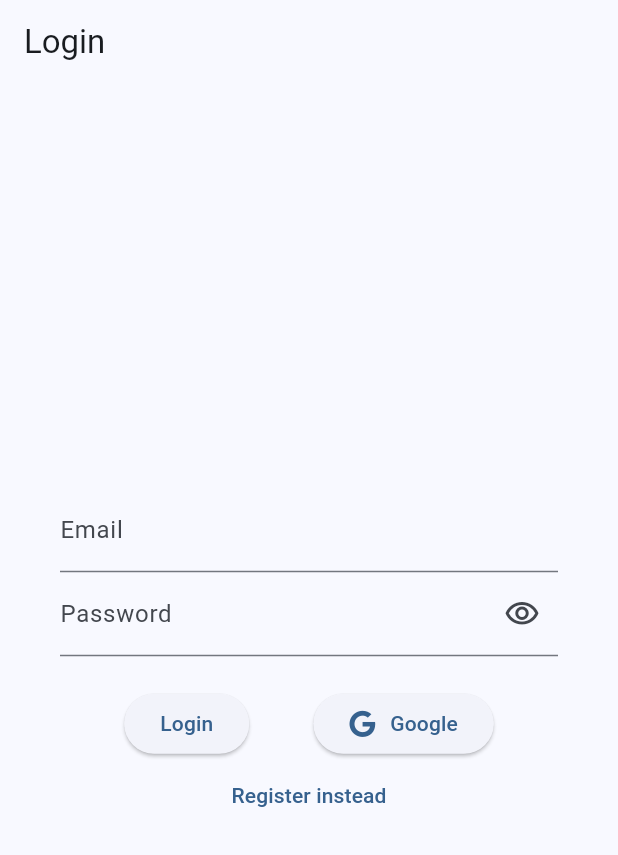
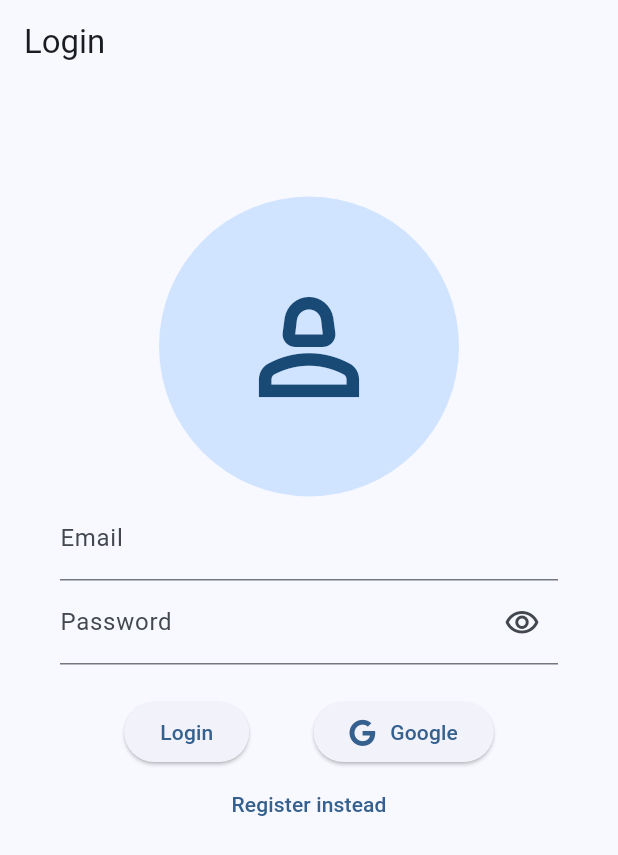
Before and after one commit to mask619916/cycletech, a Flutter app: the screen it shows after launch, on a phone screen of 412 x 824 dp. Shown: the top 855 px of the screen. Run offline on Flutter 3.47's test engine with Material 3 defaults, Android fonts, the phone set to English and light mode, and no system bars; our stand-ins replace firebase_auth, firebase_core, font_awesome_flutter; accounts and stored records are empty.

Commit message:
users can login and go to home page

```diff
--- a/lib/components/sign_out_button.dart
+++ b/lib/components/sign_out_button.dart
@@ -1,4 +1,4 @@
-import 'package:cycletech/auth.dart';
+import 'package:cycletech/utilities/auth.dart';
 import 'package:firebase_auth/firebase_auth.dart';
 import 'package:flutter/material.dart';
 
--- a/lib/login_register_page.dart
+++ b/lib/login_register_page.dart
@@ -1,4 +1,4 @@
-import 'package:cycletech/auth.dart';
+import 'package:cycletech/utilities/auth.dart';
 import 'package:cycletech/components/custom_text_field.dart';
 import 'package:firebase_auth/firebase_auth.dart';
 import 'package:flutter/material.dart';
@@ -57,9 +57,24 @@ class _LoginRegisterPageState extends State<LoginRegisterPage> {
           height: double.infinity,
           width: double.infinity,
           padding: const EdgeInsets.symmetric(horizontal: 40),
+          child: SingleChildScrollView(
+            // scrollDirection: Axis.vertical,
             child: Column(
               crossAxisAlignment: CrossAxisAlignment.center,
-            mainAxisAlignment: MainAxisAlignment.center,
+              mainAxisAlignment: MainAxisAlignment.spaceEvenly,
+              children: [
+                const SizedBox(height: 75),
+
+                // Circle Icon
+                const CircleAvatar(
+                  radius: 100,
+                  child: Icon(
+                    Icons.person_2_outlined,
+                    size: 100,
+                  ),
+                ),
+
+                Column(
                   children: [
                     // Email text field
                     CustomTextField(
@@ -73,6 +88,8 @@ class _LoginRegisterPageState extends State<LoginRegisterPage> {
                       title: 'Password',
                       type: TextFieldType.password,
                       controller: _controllerPassword,
+                    ),
+                  ],
                 ),
 
                 // Display error message (if any)
@@ -112,6 +129,7 @@ class _LoginRegisterPageState extends State<LoginRegisterPage> {
             ),
           ),
         ),
+      ),
     );
   }
 }
--- a/lib/splash_screen.dart
+++ b/lib/splash_screen.dart
@@ -1,4 +1,4 @@
-import 'package:cycletech/login_register_page.dart';
+import 'package:cycletech/utilities/login_controller.dart';
 import 'package:flutter/material.dart';
 
 class SplashScreen extends StatefulWidget {
@@ -16,7 +16,7 @@ class _SplashScreenState extends State<SplashScreen> {
       () {
         Navigator.pushAndRemoveUntil(
           context,
-          MaterialPageRoute(builder: (context) => const LoginRegisterPage()),
+          MaterialPageRoute(builder: (context) => const LoginController()),
           (route) => false,
         );
       },
--- /dev/null
+++ b/lib/utilities/login_controller.dart
@@ -0,0 +1,27 @@
+import 'package:cycletech/login_register_page.dart';
+import 'package:cycletech/utilities/auth.dart';
+import 'package:cycletech/utilities/tab_bar_navigation_controller.dart';
+import 'package:flutter/material.dart';
+
+class LoginController extends StatefulWidget {
+  const LoginController({super.key});
+
+  @override
+  State<LoginController> createState() => _LoginControllerState();
+}
+
+class _LoginControllerState extends State<LoginController> {
+  @override
+  Widget build(BuildContext context) {
+    return StreamBuilder(
+      stream: Auth().authStateChanges,
+      builder: (context, snapshot) {
+        if (snapshot.hasData) {
+          return const TabBarNavigationController();
+        } else {
+          return const LoginRegisterPage();
+        }
+      },
+    );
+  }
+}
```
Also changed, not shown: lib/tab_pages/home_page.dart (+11 -1 lines), lib/utilities/tab_bar_navigation_controller.dart (added, +11 -0 lines), lib/utilities/auth.dart (renamed from lib/auth.dart). Lines whose indentation alone changed are shown as unchanged.
